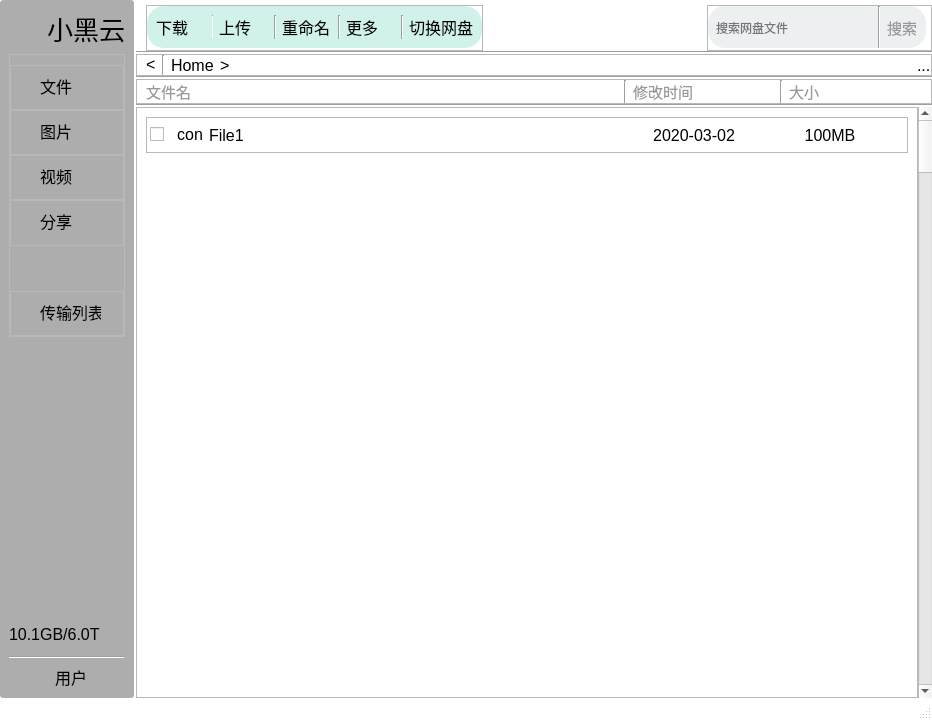
First picture: the form in SBCclient.ui, repository aibotez/SBCClientV2, before the edit.
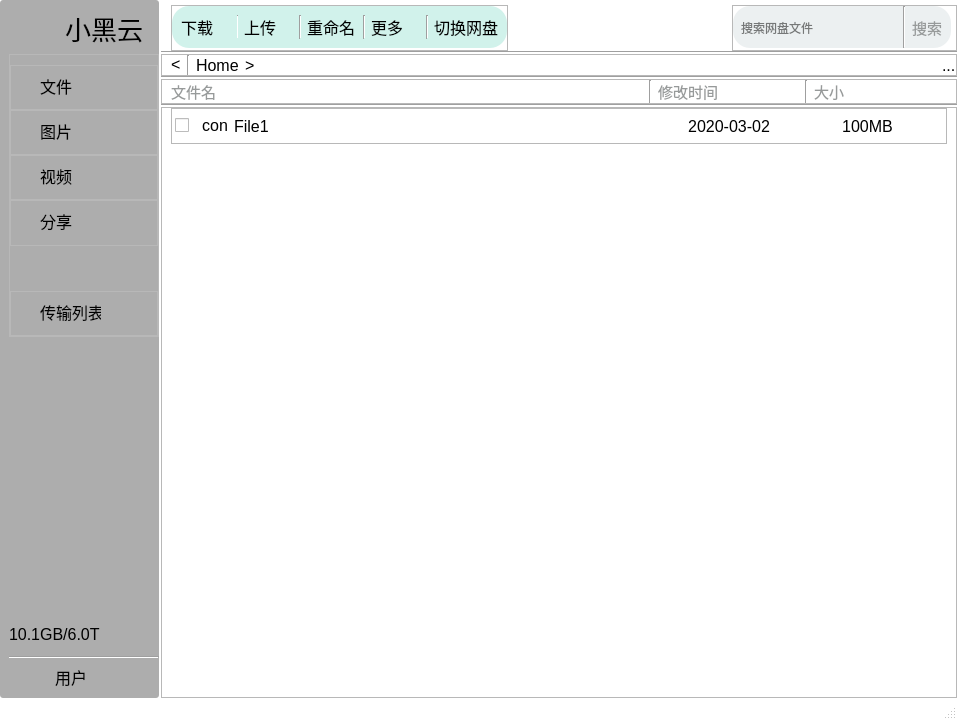
Second picture: the form after the edit. Icons and pictures are not drawn.

The edit to the form file:
```diff
--- a/SBCclient.ui
+++ b/SBCclient.ui
@@ -6,7 +6,7 @@
    <rect>
     <x>0</x>
     <y>0</y>
-    <width>932</width>
+    <width>957</width>
     <height>720</height>
    </rect>
   </property>
@@ -89,6 +89,9 @@
        <enum>QFrame::Raised</enum>
       </property>
       <layout class="QVBoxLayout" name="verticalLayout_5">
+       <property name="rightMargin">
+        <number>0</number>
+       </property>
        <item>
         <layout class="QHBoxLayout" name="horizontalLayout_6" stretch="1,1">
          <item>
@@ -924,7 +927,7 @@
        </layout>
       </item>
       <item>
-       <layout class="QHBoxLayout" name="horizontalLayout" stretch="0,0">
+       <layout class="QHBoxLayout" name="horizontalLayout" stretch="0">
         <item>
          <widget class="QScrollArea" name="scrollArea">
           <property name="sizePolicy">
@@ -938,6 +941,12 @@
             <kerning>true</kerning>
            </font>
           </property>
+          <property name="layoutDirection">
+           <enum>Qt::LeftToRight</enum>
+          </property>
+          <property name="autoFillBackground">
+           <bool>false</bool>
+          </property>
           <property name="styleSheet">
            <string notr="true">#scrollAreaWidgetContents
 {
@@ -959,16 +968,25 @@
           <property name="widgetResizable">
            <bool>true</bool>
           </property>
+          <property name="alignment">
+           <set>Qt::AlignLeading|Qt::AlignLeft|Qt::AlignTop</set>
+          </property>
           <widget class="QWidget" name="scrollAreaWidgetContents">
            <property name="geometry">
             <rect>
              <x>0</x>
              <y>0</y>
-             <width>747</width>
+             <width>795</width>
              <height>571</height>
             </rect>
            </property>
+           <property name="layoutDirection">
+            <enum>Qt::LeftToRight</enum>
+           </property>
            <layout class="QFormLayout" name="formLayout">
+            <property name="topMargin">
+             <number>0</number>
+            </property>
             <item row="0" column="0" colspan="2">
              <widget class="QFrame" name="frame_13">
               <property name="minimumSize">
@@ -977,6 +995,12 @@
                 <height>36</height>
                </size>
               </property>
+              <property name="maximumSize">
+               <size>
+                <width>16777215</width>
+                <height>36</height>
+               </size>
+              </property>
               <property name="frameShape">
                <enum>QFrame::StyledPanel</enum>
               </property>
@@ -1007,6 +1031,9 @@
                  <property name="leftMargin">
                   <number>0</number>
                  </property>
+                 <property name="topMargin">
+                  <number>0</number>
+                 </property>
                  <property name="rightMargin">
                   <number>0</number>
                  </property>
@@ -1105,13 +1132,6 @@
           </widget>
          </widget>
         </item>
-        <item>
-         <widget class="QScrollBar" name="verticalScrollBar">
-          <property name="orientation">
-           <enum>Qt::Vertical</enum>
-          </property>
-         </widget>
-        </item>
        </layout>
       </item>
      </layout>
```
Left out of the diff: 2 changed lines with no effect on the pictures.
